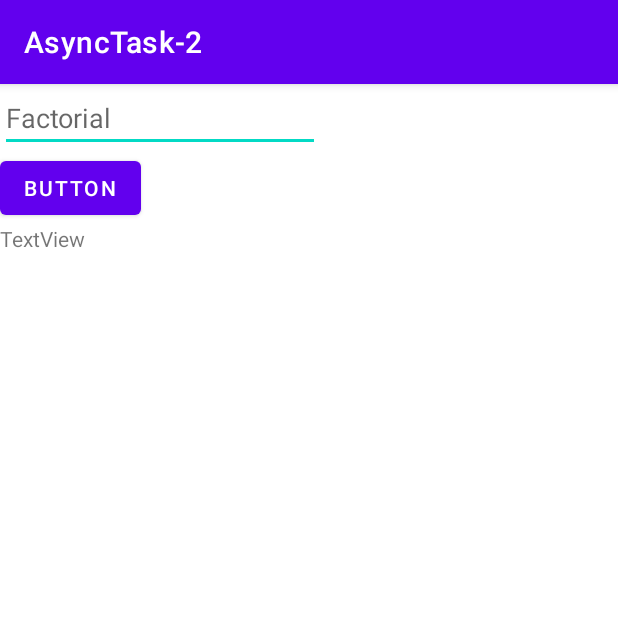
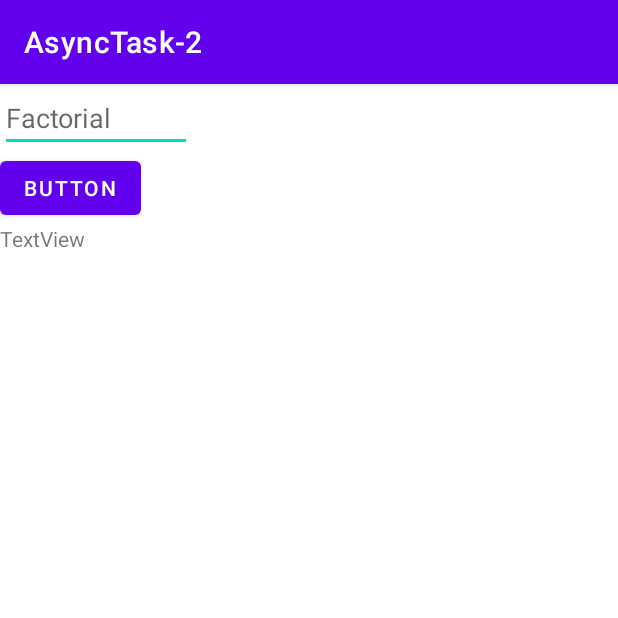
Before and after one commit to maximka76667/android_AsyncTask-2, an Android app: the screen it shows after launch (MainActivity), on a phone screen of 412 x 824 dp, the top half of it. Run offline under Robolectric (Android 15) with nearby library versions, the phone set to English and light mode, and no system bars.

Commit message:
Update activity_main.xml

```diff
--- a/app/src/main/res/layout/activity_main.xml
+++ b/app/src/main/res/layout/activity_main.xml
@@ -1,6 +1,5 @@
 <?xml version="1.0" encoding="utf-8"?>
 <LinearLayout xmlns:android="http://schemas.android.com/apk/res/android"
-    xmlns:app="http://schemas.android.com/apk/res-auto"
     xmlns:tools="http://schemas.android.com/tools"
     android:layout_width="match_parent"
     android:layout_height="match_parent"
@@ -11,11 +10,9 @@
         android:id="@+id/editText"
         android:layout_width="wrap_content"
         android:layout_height="wrap_content"
-        android:ems="10"
+        android:ems="6"
         android:hint="Factorial"
-        android:inputType="number"
-        tools:layout_editor_absoluteX="70dp"
-        tools:layout_editor_absoluteY="102dp" />
+        android:inputType="number" />
 
     <Button
         android:id="@+id/button"
```
